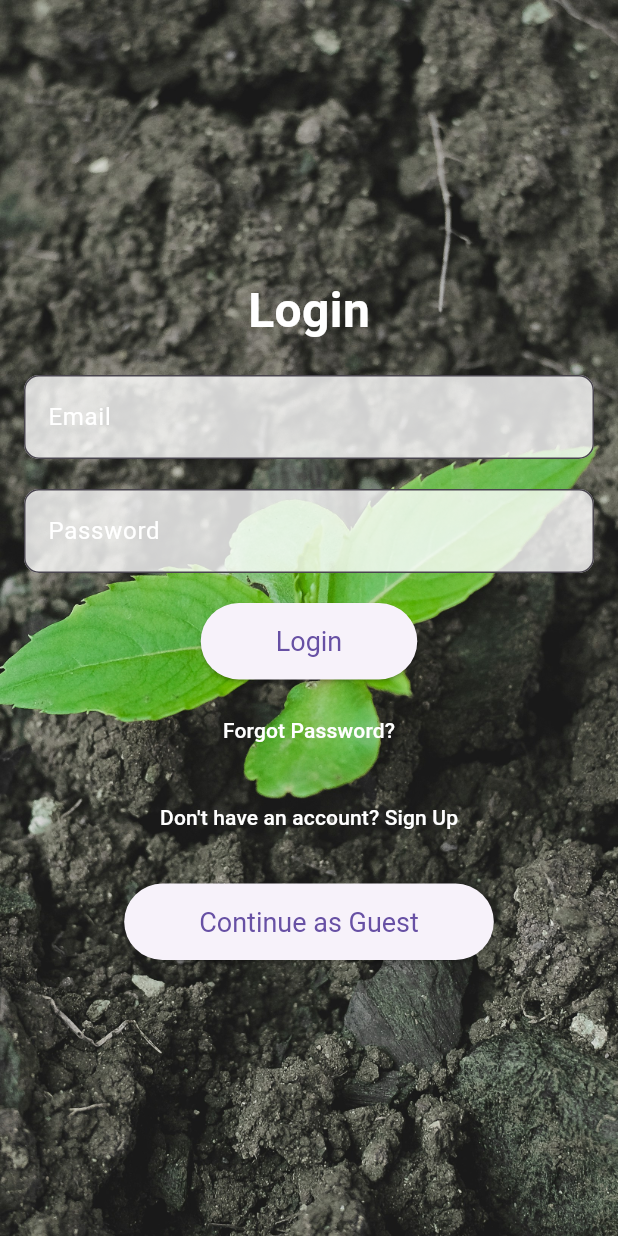
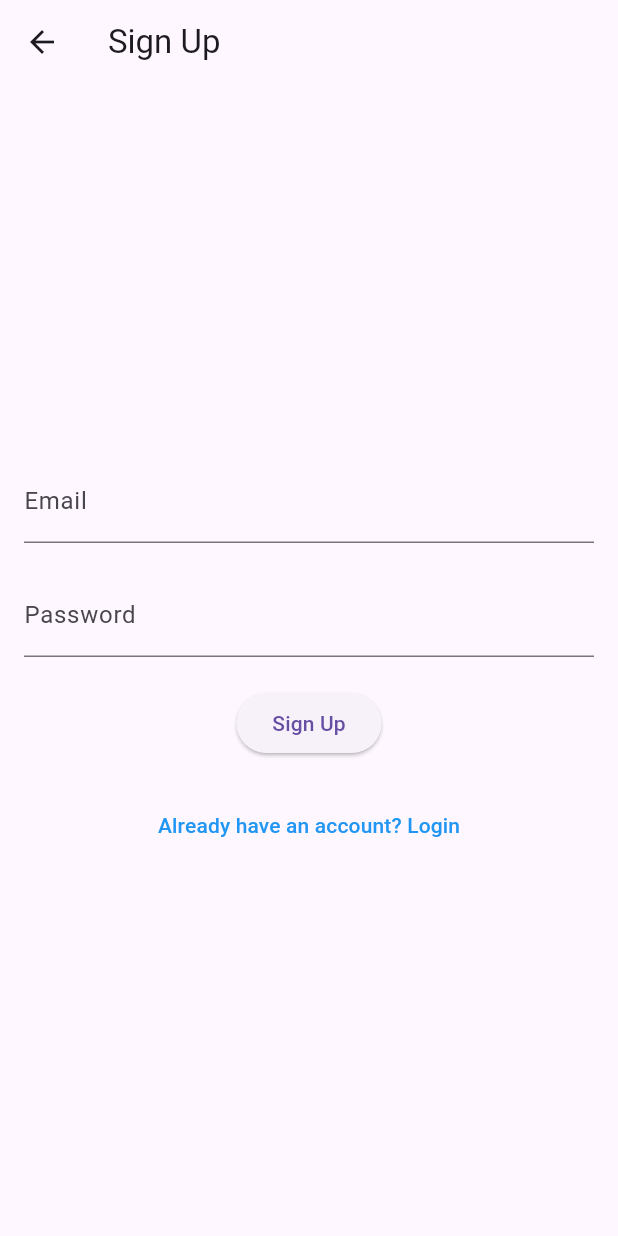
Before and after one commit to Flutter-Dev-Project/TrackTree, a Flutter app: the screen it shows after launch, after a tap on an icon or button, on a phone screen of 412 x 824 dp. Run offline on Flutter 3.47's test engine with Material 3 defaults, Android fonts, the light colour scheme and no system bars.

Commit message:
Setting up Signup Page with validations

```diff
--- a/lib/main.dart
+++ b/lib/main.dart
@@ -1,5 +1,6 @@
 import 'package:flutter/material.dart';
 import 'package:track_tree/pages/auth_page.dart';
+import 'package:track_tree/pages/signup.dart';
 
 void main() {
   runApp(const MyApp());
@@ -20,6 +21,7 @@
       initialRoute: '/',
       routes:{
         '/':(context) => AuthPage(),
+        '/signup':(context)=>SignUp(),
       }
     );
 }
--- a/lib/pages/auth_page.dart
+++ b/lib/pages/auth_page.dart
@@ -92,7 +92,7 @@ class _AuthPageState extends State<AuthPage> {
                   SizedBox(height: 10),
                   TextButton(
                     onPressed: () {
-                      // Handle sign up
+                     Navigator.pushNamed(context, '/signup');
                     },
                     child: const Text(
                       'Don\'t have an account? Sign Up',
--- /dev/null
+++ b/lib/pages/signup.dart
@@ -0,0 +1,97 @@
+import 'package:flutter/material.dart';
+
+class SignUp extends StatefulWidget {
+  @override
+  _SignUpPageState createState() => _SignUpPageState();
+}
+
+class _SignUpPageState extends State<SignUp> {
+  final _formKey = GlobalKey<FormState>();
+  final _emailController = TextEditingController();
+  final _passwordController = TextEditingController();
+  String _errorMessage = '';
+
+  void signUp() async {
+    if (_formKey.currentState!.validate()) {
+      final email = _emailController.text;
+      final password = _passwordController.text;
+      try {
+        // UserCredential userCredential = await FirebaseAuth.instance.createUserWithEmailAndPassword(
+        //  email: email,
+        //  password: password,
+        // );
+
+        Navigator.pushNamed(context, '/home');
+      } catch (e) {
+        setState(() {
+          _errorMessage = e.toString();
+        });
+      }
+    }
+  }
+
+  @override
+  Widget build(BuildContext context) {
+    return Scaffold(
+      appBar: AppBar(title: Text('Sign Up')),
+      body: Padding(
+        padding: EdgeInsets.all(16.0),
+        child: Column(
+          mainAxisAlignment: MainAxisAlignment.center,
+          children: <Widget>[
+            Form(
+              key: _formKey,
+              child: Column(
+                children: [
+                  TextFormField(
+                    controller: _emailController,
+                    decoration: InputDecoration(labelText: 'Email'),
+                    validator: (value) {
+                      if (value == null || value.isEmpty) {
+                        return 'Please enter your email';
+                      }
+                      return null;
+                    },
+                  ),
+                  SizedBox(height: 20),
+                  TextFormField(
+                    controller: _passwordController,
+                    decoration: InputDecoration(labelText: 'Password'),
+                    obscureText: true,
+                    validator: (value) {
+                      if (value == null || value.isEmpty) {
+                        return 'Please enter your password';
+                      }
+                      return null;
+                    },
+                  ),
+                  SizedBox(height: 20),
+                  ElevatedButton(
+                    onPressed: signUp,
+                    child: Text('Sign Up'),
+                  ),
+                  SizedBox(height: 10),
+                  if (_errorMessage.isNotEmpty)
+                    Text(
+                      _errorMessage,
+                      style: TextStyle(color: Colors.red),
+                    ),
+                ],
+              ),
+            ),
+            SizedBox(height: 10),
+            TextButton(
+              onPressed: () {
+                Navigator.pop(context);  // Return to the previous page, which is the login page
+              },
+              child: Text(
+                'Already have an account? Login',
+                style: TextStyle(color: Colors.blue),
+              ),
+            ),
+          ],
+        ),
+      ),
+    );
+  }
+}
```
